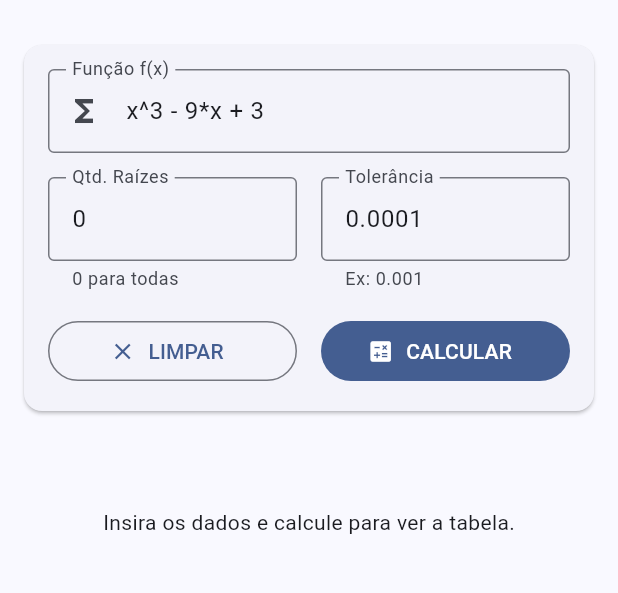
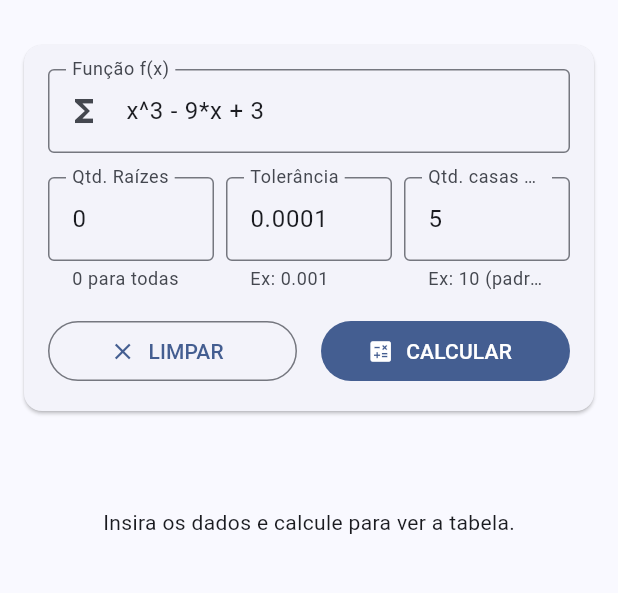
Before and after one commit to ArthurHoshino/calculo-numerico, a Flutter app: the BisseccaoView screen opened directly, on a phone screen of 412 x 824 dp, the part 63-656 px from its top. Run offline on Flutter 3.47's test engine with Material 3 defaults, Android fonts, the phone set to English and light mode, and no system bars; missing offline and left inert: function_tree.

Commit message:
Inclusao de campo de casas decimais no metodo da bisseccao

```diff
--- a/lib/modules/metodos/bisseccao.dart
+++ b/lib/modules/metodos/bisseccao.dart
@@ -49,11 +49,13 @@ class _BisseccaoViewState extends State<BisseccaoView> {
   final _functionController = TextEditingController(text: "x^3 - 9*x + 3");
   final _rootsCountController = TextEditingController(text: "0");
   final _toleranceController = TextEditingController(text: "0.0001");
+  final _qtdCasasDecimaisController = TextEditingController(text: "5");
 
   // State
   List<RootResult> _results = [];
   int _selectedRootIndex = 0; // Para o seletor de abas
   bool _calculating = false;
+  int qtdCasasDecimais = 5;
 
   // Algoritmo de Busca e Bissecção
   void _calculate() async {
@@ -73,6 +75,8 @@ class _BisseccaoViewState extends State<BisseccaoView> {
 
       final tolerance = double.parse(_toleranceController.text.replaceAll(',', '.'));
       final maxRootsInput = int.tryParse(_rootsCountController.text) ?? 0;
+      qtdCasasDecimais = int.tryParse(_qtdCasasDecimaisController.text) ?? 5;
+
 
       // 1. Fase de Isolamento (Bracketing)
       List<List<double>> intervals = [];
@@ -179,6 +183,8 @@ class _BisseccaoViewState extends State<BisseccaoView> {
         const Text('• Qtd. Raízes: Define quantas raízes o app deve buscar. Digite "0" para buscar em todo o intervalo padrão (-100 a 100).'),
         const SizedBox(height: 8),
         const Text('• Tolerância: Define a precisão desejada (ex: 0.0001). O cálculo para quando o intervalo (b-a) é menor que este valor.'),
+        const SizedBox(height: 8),
+        const Text('• Qtd. Casas Decimais: Define a precisão da exibição dos números na tabela. (Valor padrão: 5)'),
         const SizedBox(height: 16),
         const Text('Como Funciona:', style: TextStyle(fontWeight: FontWeight.bold)),
         const SizedBox(height: 8),
@@ -237,7 +243,7 @@ class _BisseccaoViewState extends State<BisseccaoView> {
                               ),
                             ),
                           ),
-                          const SizedBox(width: 16),
+                          const SizedBox(width: 8),
                           Expanded(
                             child: TextFormField(
                               controller: _toleranceController,
@@ -248,6 +254,18 @@ class _BisseccaoViewState extends State<BisseccaoView> {
                                 border: OutlineInputBorder(),
                               ),
                               validator: (v) => v!.isEmpty ? 'Obrigatório' : null,
+                            ),
+                          ),
+                          const SizedBox(width: 8),
+                          Expanded(
+                            child: TextFormField(
+                              controller: _qtdCasasDecimaisController,
+                              keyboardType: TextInputType.numberWithOptions(decimal: true),
+                              decoration: const InputDecoration(
+                                labelText: 'Qtd. casas decimais',
+                                helperText: 'Ex: 10 (padrão 5)',
+                                border: OutlineInputBorder(),
+                              ),
                             ),
                           ),
                         ],
@@ -297,7 +315,7 @@ class _BisseccaoViewState extends State<BisseccaoView> {
                     return Padding(
                       padding: const EdgeInsets.only(right: 8),
                       child: ChoiceChip(
-                        label: Text('Raiz ${res.id}: ${res.finalRoot.toStringAsFixed(4)}'),
+                        label: Text('Raiz ${res.id}: ${res.finalRoot.toStringAsFixed(qtdCasasDecimais)}'),
                         selected: isSelected,
                         onSelected: (bool selected) {
                           if (selected) {
@@ -331,13 +349,13 @@ class _BisseccaoViewState extends State<BisseccaoView> {
                     rows: _results[_selectedRootIndex].steps.map((step) {
                       return DataRow(cells: [
                         DataCell(Text(step.k.toString())),
-                        DataCell(Text(step.a.toStringAsFixed(5))),
-                        DataCell(Text(step.b.toStringAsFixed(5))),
-                        DataCell(Text(step.xk.toStringAsFixed(5), style: const TextStyle(fontWeight: FontWeight.bold))),
-                        DataCell(Text(step.fa.toStringAsFixed(5))),
-                        DataCell(Text(step.fxk.toStringAsFixed(5))),
-                        DataCell(Text(step.faTimesFxk.toStringAsFixed(5))),
-                        DataCell(Text(step.error.toStringAsFixed(6), style: TextStyle(color: step.error > double.parse(_toleranceController.text) ? Colors.red.shade700 : Colors.green.shade700))),
+                        DataCell(Text(step.a.toStringAsFixed(qtdCasasDecimais))),
+                        DataCell(Text(step.b.toStringAsFixed(qtdCasasDecimais))),
+                        DataCell(Text(step.xk.toStringAsFixed(qtdCasasDecimais), style: const TextStyle(fontWeight: FontWeight.bold))),
+                        DataCell(Text(step.fa.toStringAsFixed(qtdCasasDecimais))),
+                        DataCell(Text(step.fxk.toStringAsFixed(qtdCasasDecimais))),
+                        DataCell(Text(step.faTimesFxk.toStringAsFixed(qtdCasasDecimais))),
+                        DataCell(Text(step.error.toStringAsFixed(qtdCasasDecimais), style: TextStyle(color: step.error > double.parse(_toleranceController.text) ? Colors.red.shade700 : Colors.green.shade700))),
                       ]);
                     }).toList(),
                   ),
```
